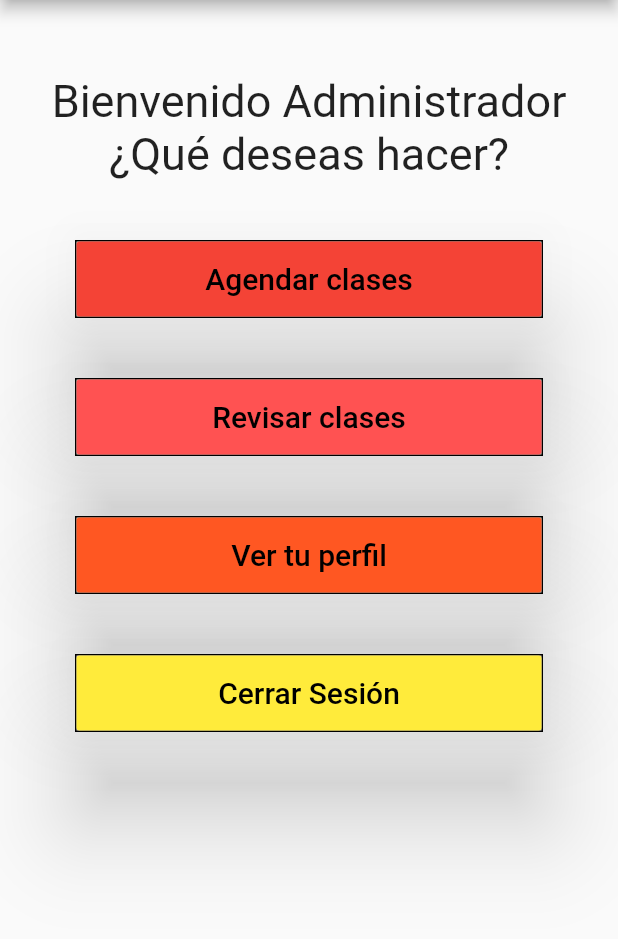
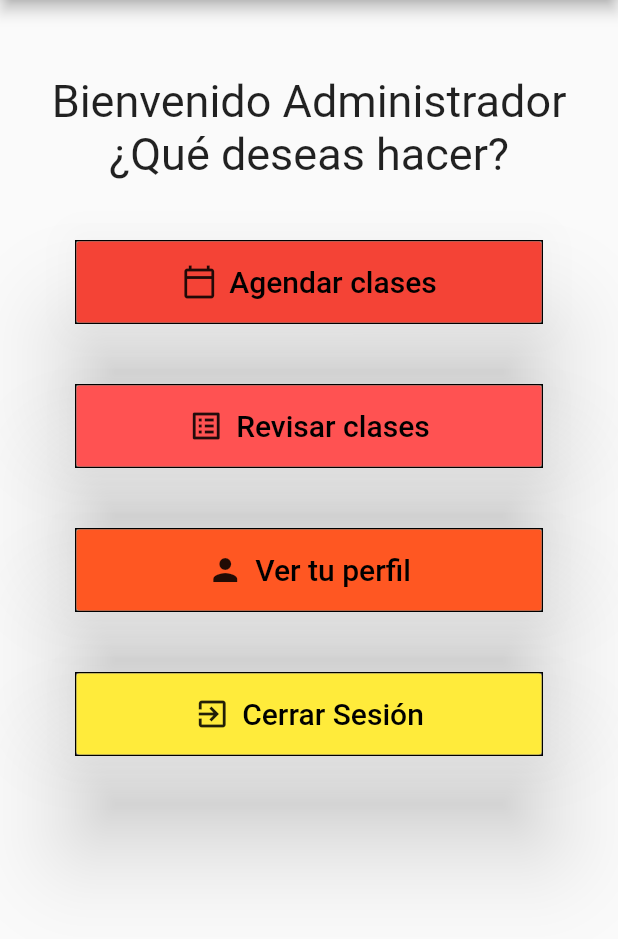
Before and after one commit to cloumaxx/paradise_gym, a Flutter app: the PantMenPrincipalAdmin screen opened directly, on a phone screen of 412 x 824 dp, the part 84-1023 px from its top. Run offline on Flutter 3.47's test engine with Material 2 defaults, Android fonts, the phone set to English and light mode, and no system bars; our stand-ins replace cloud_firestore, firebase_auth, firebase_core, firebase_database, shared_preferences, table_calendar; accounts and stored records are empty.

Commit message:
prueba 3

```diff
--- a/lib/Registro1.dart
+++ b/lib/Registro1.dart
@@ -482,6 +482,7 @@ class _PantRegistro1State extends State<PantRegistro1> {
               onChanged: (texto1) {
                 contrasena = texto1;
               },
+              obscureText: true,
               keyboardType: TextInputType.emailAddress,
               decoration: InputDecoration(
                 labelText: 'Escribe la clave',
@@ -503,6 +504,7 @@ class _PantRegistro1State extends State<PantRegistro1> {
                 confirmarContrasena = texto2;
               },
               keyboardType: TextInputType.emailAddress,
+              obscureText: true,
               decoration: InputDecoration(
                 labelText: 'Vuelve a escribir la clave',
                 hintText: ' Vuelve a escribir la clave ',
--- a/lib/menuAdmin.dart
+++ b/lib/menuAdmin.dart
@@ -50,11 +50,10 @@ class _PantMenPrincipalAdminState extends State<PantMenPrincipalAdmin> {
             margin: EdgeInsets.only(left: 50.0, right: 50.0),
             decoration:
                 BoxDecoration(color: Colors.orange[50], border: Border.all()),
-            child: MaterialButton(
-              minWidth: 20.0,
-              height: 50.0,
-              disabledColor: Colors.red,
-              child: Text('Agendar clases',
+            child: RaisedButton.icon(
+              padding: new EdgeInsets.all(15),
+              icon: Icon(Icons.calendar_today_outlined),
+              label: Text('Agendar clases',
                   style: TextStyle(fontSize: 20, color: Colors.black)),
               splashColor: Colors.lightBlue,
               color: Colors.red,
@@ -72,11 +71,10 @@ class _PantMenPrincipalAdminState extends State<PantMenPrincipalAdmin> {
             margin: EdgeInsets.only(left: 50.0, right: 50.0),
             decoration:
                 BoxDecoration(color: Colors.orange[50], border: Border.all()),
-            child: MaterialButton(
-              minWidth: 20.0,
-              height: 50.0,
-              disabledColor: Colors.cyan[100],
-              child: Text('Revisar clases',
+            child: RaisedButton.icon(
+              padding: new EdgeInsets.all(15),
+              icon: Icon(Icons.list_alt),
+              label: Text('Revisar clases',
                   style: TextStyle(fontSize: 20, color: Colors.black)),
               splashColor: Colors.lightBlue,
               color: Colors.redAccent,
@@ -94,11 +92,10 @@ class _PantMenPrincipalAdminState extends State<PantMenPrincipalAdmin> {
             margin: EdgeInsets.only(left: 50.0, right: 50.0),
             decoration:
                 BoxDecoration(color: Colors.orange[50], border: Border.all()),
-            child: MaterialButton(
-              minWidth: 20.0,
-              height: 50.0,
-              disabledColor: Colors.cyan[100],
-              child: Text('Ver tu perfil',
+            child: RaisedButton.icon(
+              padding: new EdgeInsets.all(15),
+              icon: Icon(Icons.person),
+              label: Text('Ver tu perfil',
                   style: TextStyle(fontSize: 20, color: Colors.black)),
               splashColor: Colors.lightBlue,
               color: Colors.deepOrange,
@@ -119,17 +116,15 @@ class _PantMenPrincipalAdminState extends State<PantMenPrincipalAdmin> {
             margin: EdgeInsets.only(left: 50.0, right: 50.0),
             decoration:
                 BoxDecoration(color: Colors.orange[50], border: Border.all()),
-            child: MaterialButton(
-              minWidth: 20.0,
-              height: 50.0,
-              disabledColor: Colors.deepPurple[400],
-              child: Text('Cerrar Sesión',
+            child: RaisedButton.icon(
+              padding: new EdgeInsets.all(15),
+              icon: Icon(Icons.exit_to_app),
+              label: Text('Cerrar Sesión',
                   style: TextStyle(fontSize: 20, color: Colors.black)),
               splashColor: Colors.lightBlue,
               color: Colors.yellow,
               elevation: 30.0,
               onPressed: () {
-                print('************\n\n $code\n\n ************************');
                 Navigator.of(context).push(
                     MaterialPageRoute<Null>(builder: (BuildContext context) {
                   return new PantIngreso();
--- a/lib/perfilAdmin.dart
+++ b/lib/perfilAdmin.dart
@@ -31,7 +31,7 @@ class _PantPerfilAdminState extends State<PantPerfilAdmin> {
 
     return Scaffold(
       appBar: AppBar(
-        title: Text('$codes'),
+        title: Text('PARADISE'),
       ),
       body: ListView(
         children: [
```
Also changed, not shown: lib/Calendario.dart (+14 -12 lines), lib/CalendarioAdmin.dart (+0 -33 lines), lib/Menu principal.dart (+29 -25 lines), lib/estadoGym.dart (+11 -1 lines), lib/listaUsuarios.dart (+30 -11 lines), lib/main.dart (+61 -31 lines).
